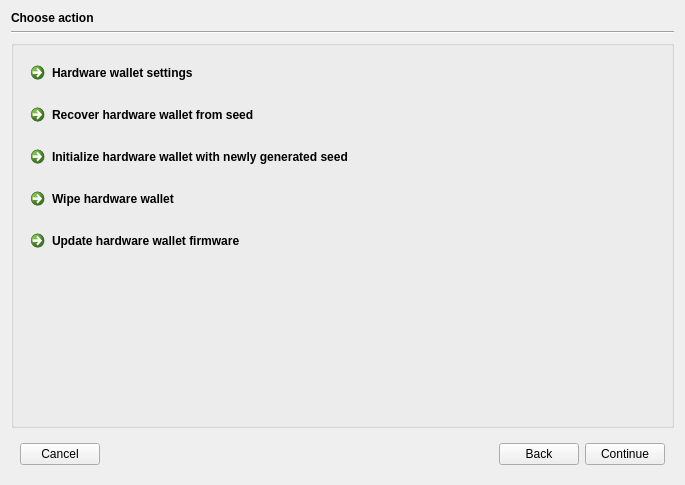
Qt form src/ui/ui_wallet_tools_dlg.ui (Bertrand256/dash-masternode-tool) before a commit.
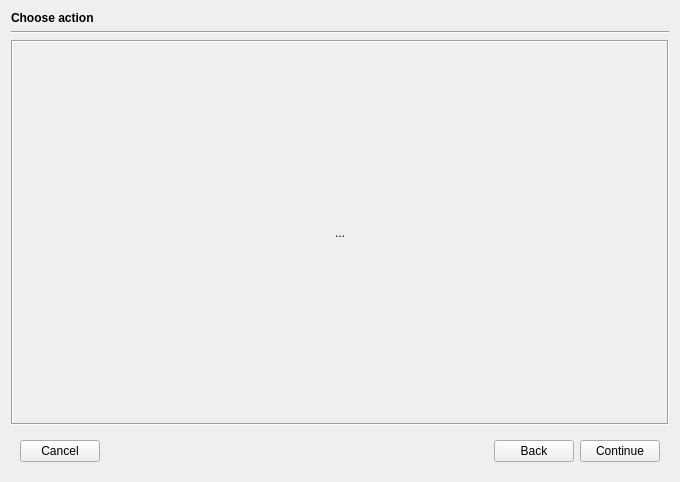
The same form after that commit.

Commit message: Generic class for limiting method call execution, in wallet tools used to suppress unnecessary ui calls related to reconnecting hw devices.

```diff
--- a/src/ui/ui_wallet_tools_dlg.ui
+++ b/src/ui/ui_wallet_tools_dlg.ui
@@ -6,8 +6,8 @@
    <rect>
     <x>0</x>
     <y>0</y>
-    <width>685</width>
-    <height>485</height>
+    <width>680</width>
+    <height>482</height>
    </rect>
   </property>
   <property name="windowTitle">
@@ -31,7 +31,7 @@
    <item>
     <widget class="QStackedWidget" name="tabsMain">
      <property name="currentIndex">
-      <number>0</number>
+      <number>2</number>
      </property>
      <widget class="QWidget" name="tabActionsMenu">
       <layout class="QVBoxLayout" name="verticalLayout_2">
@@ -106,7 +106,70 @@
        </item>
       </layout>
      </widget>
-     <widget class="QWidget" name="tabActionContainer"/>
+     <widget class="QWidget" name="tabActionContainer">
+      <layout class="QHBoxLayout" name="horizontalLayout_2">
+       <property name="leftMargin">
+        <number>0</number>
+       </property>
+       <property name="topMargin">
+        <number>0</number>
+       </property>
+       <property name="rightMargin">
+        <number>0</number>
+       </property>
+       <property name="bottomMargin">
+        <number>0</number>
+       </property>
+       <item>
+        <widget class="QFrame" name="fraActionContainer">
+         <property name="frameShape">
+          <enum>QFrame::Box</enum>
+         </property>
+         <property name="frameShadow">
+          <enum>QFrame::Sunken</enum>
+         </property>
+        </widget>
+       </item>
+      </layout>
+     </widget>
+     <widget class="QWidget" name="tabMessage">
+      <layout class="QVBoxLayout" name="verticalLayout_4">
+       <property name="leftMargin">
+        <number>0</number>
+       </property>
+       <property name="topMargin">
+        <number>0</number>
+       </property>
+       <property name="rightMargin">
+        <number>0</number>
+       </property>
+       <property name="bottomMargin">
+        <number>0</number>
+       </property>
+       <item>
+        <widget class="QFrame" name="fraMessage">
+         <property name="frameShape">
+          <enum>QFrame::Box</enum>
+         </property>
+         <property name="frameShadow">
+          <enum>QFrame::Sunken</enum>
+         </property>
+         <layout class="QVBoxLayout" name="verticalLayout_5">
+          <item>
+           <widget class="QLabel" name="lblMessage">
+            <property name="text">
+             <string>...</string>
+            </property>
+            <property name="alignment">
+             <set>Qt::AlignCenter</set>
+            </property>
+           </widget>
+          </item>
+         </layout>
+        </widget>
+       </item>
+      </layout>
+     </widget>
     </widget>
    </item>
    <item>
```
The commit also changes 15 other files.
